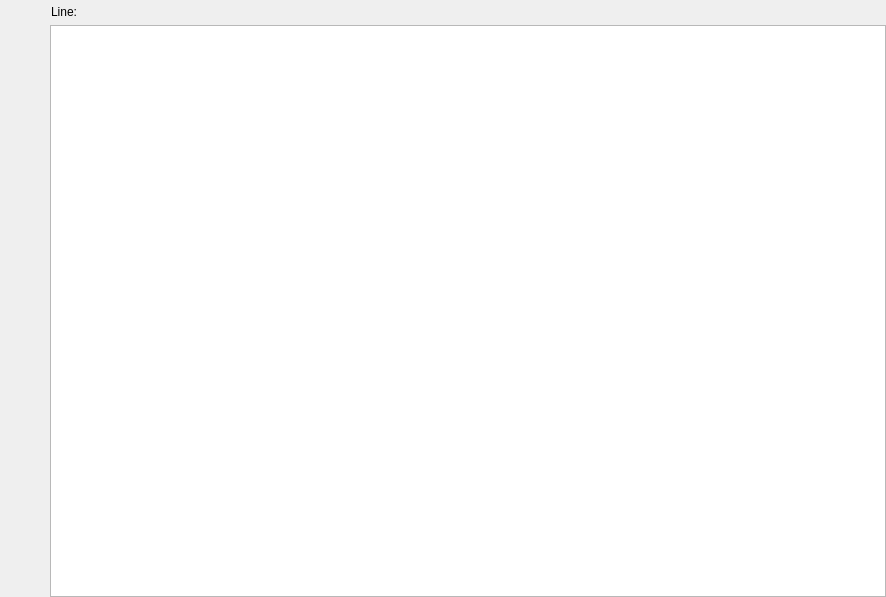
The window that EmberTextEditor.ui (AlexJMercer/Ember-Text_Editor) describes before a commit, drawn with Qt 5.
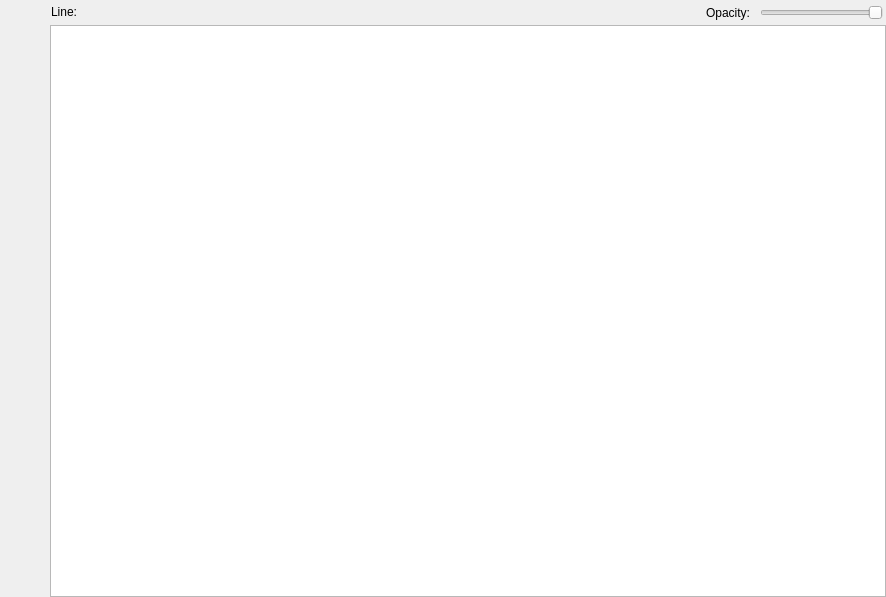
The same window after the commit. Icons and pictures are not drawn. Custom widgets are drawn as their Qt base class.

Commit message: Add Opacity Button;

```diff
--- a/EmberTextEditor.ui
+++ b/EmberTextEditor.ui
@@ -131,7 +131,7 @@
     <property name="geometry">
      <rect>
       <x>2</x>
-      <y>221</y>
+      <y>550</y>
       <width>46</width>
       <height>46</height>
      </rect>
@@ -178,6 +178,41 @@
      <string/>
     </property>
    </widget>
+   <widget class="QSlider" name="opacitySlider">
+    <property name="geometry">
+     <rect>
+      <x>760</x>
+      <y>5</y>
+      <width>123</width>
+      <height>16</height>
+     </rect>
+    </property>
+    <property name="styleSheet">
+     <string notr="true"/>
+    </property>
+    <property name="orientation">
+     <enum>Qt::Orientation::Horizontal</enum>
+    </property>
+    <property name="invertedAppearance">
+     <bool>true</bool>
+    </property>
+    <property name="invertedControls">
+     <bool>false</bool>
+    </property>
+   </widget>
+   <widget class="QLabel" name="opacityLabelFixed">
+    <property name="geometry">
+     <rect>
+      <x>706</x>
+      <y>0</y>
+      <width>55</width>
+      <height>25</height>
+     </rect>
+    </property>
+    <property name="text">
+     <string>Opacity:</string>
+    </property>
+   </widget>
    <zorder>newBtn</zorder>
    <zorder>plainTextEdit</zorder>
    <zorder>openBtn</zorder>
```
Left out of the diff: 2 changed lines with no effect on the pictures. The commit also changes 5 other files.
